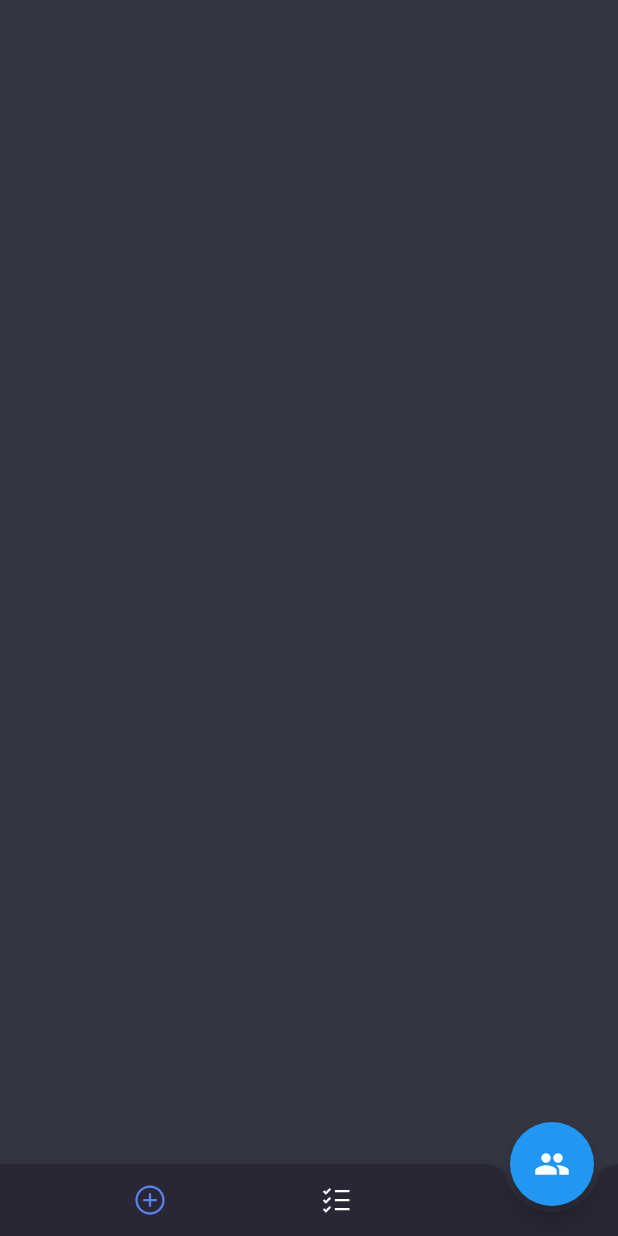
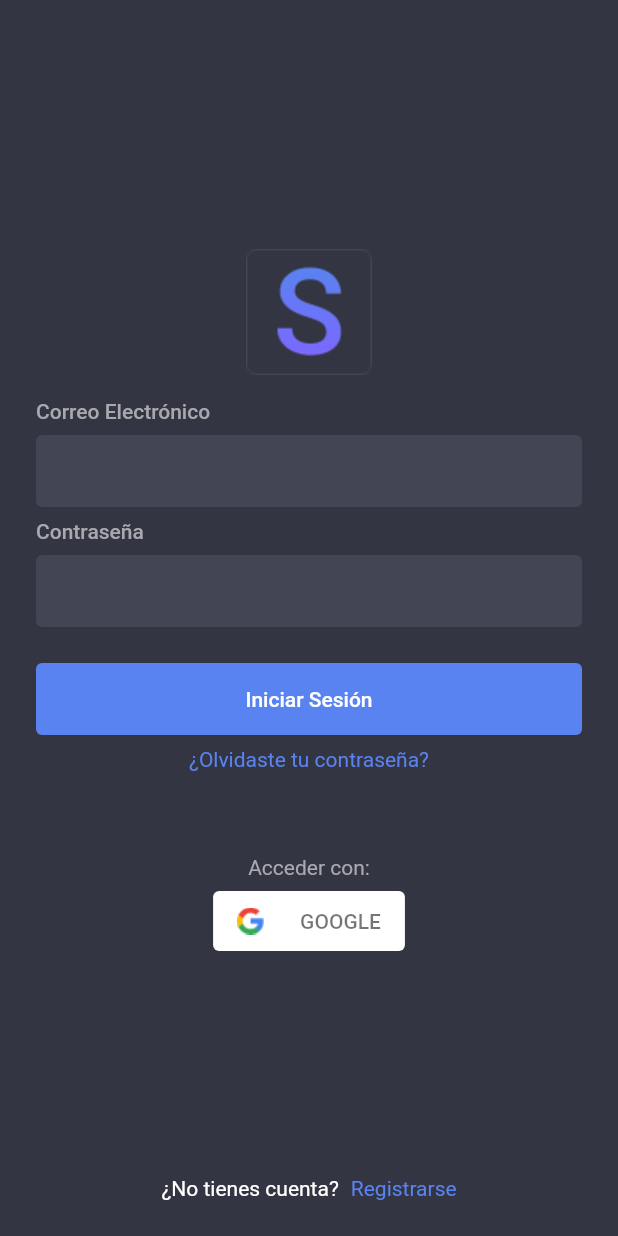
Before and after one commit to Franklinz98/ShoppingForFriends, a Flutter app: the screen it shows after launch, on a phone screen of 412 x 824 dp. Run offline on Flutter 3.47's test engine with Material 2 defaults, Android fonts, the phone set to English and light mode, and no system bars; our stand-ins replace google_fonts, line_icons.

Commit message:
Auth screen UI done

```diff
--- a/lib/app/app.dart
+++ b/lib/app/app.dart
@@ -1,16 +1,25 @@
 import 'package:flutter/material.dart';
+import 'package:flutter/services.dart';
 import 'package:shopping_for_friends/constants/colors.dart';
+import 'package:shopping_for_friends/screens/auth_container.dart';
 import 'package:shopping_for_friends/screens/main_container.dart';
 
 class ShoppingForFriendsApp extends StatelessWidget {
   @override
   Widget build(BuildContext context) {
+    SystemChrome.setPreferredOrientations([
+      DeviceOrientation.portraitUp,
+    ]);
     return MaterialApp(
       title: 'Shopping For Friends',
       theme: ThemeData(
         primaryColor: AppColors.cornflower_blue,
+        floatingActionButtonTheme: FloatingActionButtonThemeData(
+          backgroundColor: AppColors.cornflower_blue,
+        ),
+        scaffoldBackgroundColor: AppColors.tuna
       ),
-      home: MainContainer(),
+      home: AuthContainer(),
     );
   }
 }
--- /dev/null
+++ b/lib/screens/auth_container.dart
@@ -0,0 +1,76 @@
+import 'package:flutter/material.dart';
+import 'package:google_fonts/google_fonts.dart';
+import 'package:shopping_for_friends/constants/colors.dart';
+import 'package:shopping_for_friends/widgets/auth/change_password.dart';
+import 'package:shopping_for_friends/widgets/auth/login.dart';
+import 'package:shopping_for_friends/widgets/auth/signup.dart';
+import 'package:shopping_for_friends/widgets/components/button.dart';
+import 'package:shopping_for_friends/widgets/components/input.dart';
+import 'package:shopping_for_friends/widgets/components/linked_text.dart';
+
+class AuthContainer extends StatefulWidget {
+  final _scaffoldKey = GlobalKey<ScaffoldState>();
+  @override
+  _AuthContainerState createState() => _AuthContainerState();
+}
+
+class _AuthContainerState extends State<AuthContainer> {
+  Widget content;
+
+  void _updateView(int k) {
+    setState(() {
+      switch (k) {
+        case 1:
+          content = SignUp(
+            onLoginShow: () {
+              _updateView(0);
+            },
+            onBackPressed: () {
+              _updateView(0);
+            },
+          );
+          break;
+        case 2:
+          content = ForgottenPassword(
+            onLoginShow: () {
+              _updateView(0);
+            },
+            onBackPressed: () {
+              _updateView(0);
+            },
+          );
+          break;
+        default:
+          content = Login(
+            onSignUpShow: () {
+              _updateView(1);
+            },
+            onForgottenShow: () {
+              _updateView(2);
+            },
+          );
+          break;
+      }
+    });
+  }
+
+  @override
+  void initState() {
+    super.initState();
+    _updateView(0);
+  }
+
+  @override
+  Widget build(BuildContext context) {
+    return SafeArea(
+      child: Scaffold(
+        key: widget._scaffoldKey,
+        body: Padding(
+          padding: const EdgeInsets.all(24.0),
+          child: AnimatedSwitcher(
+              duration: const Duration(milliseconds: 500), child: content),
+        ),
+      ),
+    );
+  }
+}
--- a/lib/screens/main_container.dart
+++ b/lib/screens/main_container.dart
@@ -3,6 +3,7 @@ import 'package:line_icons/line_icons.dart';
 import 'package:shopping_for_friends/constants/colors.dart';
 
 class MainContainer extends StatefulWidget {
+  final _scaffoldKey = GlobalKey<ScaffoldState>();
   @override
   _MainContainerState createState() => _MainContainerState();
 }
@@ -25,7 +26,7 @@ class _MainContainerState extends State<MainContainer> {
   Widget build(BuildContext context) {
     return SafeArea(
       child: Scaffold(
-        backgroundColor: AppColors.tuna,
+        key: widget._scaffoldKey,
         floatingActionButton: _fab,
         floatingActionButtonLocation: FloatingActionButtonLocation.endDocked,
         bottomNavigationBar: BottomAppBar(
--- /dev/null
+++ b/lib/widgets/auth/login.dart
@@ -0,0 +1,218 @@
+import 'package:flutter/material.dart';
+import 'package:google_fonts/google_fonts.dart';
+import 'package:shopping_for_friends/constants/colors.dart';
+import 'package:shopping_for_friends/widgets/components/button.dart';
+import 'package:shopping_for_friends/widgets/components/input.dart';
+import 'package:shopping_for_friends/widgets/components/linked_text.dart';
+
+class Login extends StatelessWidget {
+  final _formKey = GlobalKey<FormState>();
+  final VoidCallback onSignUpShow;
+  final VoidCallback onForgottenShow;
+
+  Login({
+    Key key,
+    @required this.onSignUpShow,
+    @required this.onForgottenShow,
+  }) : super(key: key);
+
+  @override
+  Widget build(BuildContext context) {
+    return Column(
+      crossAxisAlignment: CrossAxisAlignment.stretch,
+      children: <Widget>[
+        Expanded(
+          child: Center(
+            child: SingleChildScrollView(
+              padding: EdgeInsets.symmetric(vertical: 8.0),
+              child: Column(
+                mainAxisAlignment: MainAxisAlignment.center,
+                children: <Widget>[
+                  Form(
+                    key: _formKey,
+                    child: Column(
+                      crossAxisAlignment: CrossAxisAlignment.stretch,
+                      children: <Widget>[
+                        Padding(
+                          padding: const EdgeInsets.only(bottom: 16.0),
+                          child: Image.asset(
+                            'assets/images/logo.png',
+                            height: 84.0,
+                          ),
+                        ),
+                        Text(
+                          "Correo Electrónico",
+                          style: GoogleFonts.roboto(
+                            fontWeight: FontWeight.w500,
+                            fontSize: 14,
+                            color: AppColors.spun_pearl,
+                          ),
+                        ),
+                        SizedBox(
+                          height: 8.0,
+                        ),
+                        Input(
+                          validator: (value) {
+                            if (value.isEmpty) {
+                              return 'Por favor ingrese su correo electrónico';
+                            } else if (!value.contains('@')) {
+                              return 'Por favor ingrese un correo electrónico válido';
+                            }
+                            return null;
+                          },
+                          controller: null,
+                          inputType: TextInputType.emailAddress,
+                        ),
+                        SizedBox(
+                          height: 8.0,
+                        ),
+                        Text(
+                          "Contraseña",
+                          style: GoogleFonts.roboto(
+                            fontWeight: FontWeight.w500,
+                            fontSize: 14,
+                            color: AppColors.spun_pearl,
+                          ),
+                        ),
+                        SizedBox(
+                          height: 8.0,
+                        ),
+                        Input(
+                          validator: (value) {
+                            if (value.isEmpty) {
+                              return 'Por favor ingrese su contraseña';
+                            } else if (value.length < 6) {
+                              return 'La contraseña de tener al menos 6 caracteres';
+                            }
+                            return null;
+                          },
+                          controller: null,
+                          obscureText: true,
+                        ),
+                        SizedBox(
+                          height: 24.0,
+                        ),
+                        Button(
+                          height: 48.0,
+                          color: AppColors.cornflower_blue,
+                          child: Text(
+                            "Iniciar Sesión",
+                            textAlign: TextAlign.center,
+                            style: TextStyle(
+                              fontFamily: "Roboto",
+                              fontWeight: FontWeight.w500,
+                              fontSize: 14,
+                              color: Color(0xffffffff),
+                            ),
+                          ),
+                          onPressed: () {
+                            if (_formKey.currentState.validate()) {
+                              // TODO login stuff
+                            }
+                          },
+                        ),
+                        SizedBox(
+                          height: 8.0,
+                        ),
+                        LinkedText(
+                          text: "¿Olvidaste tu contraseña?",
+                          textStyle: GoogleFonts.roboto(
+                            fontSize: 14,
+                            color: AppColors.cornflower_blue,
+                          ),
+                          onTap: this.onForgottenShow,
+                        ),
+                      ],
+                    ),
+                  ),
+                  SizedBox(
+                    height: 56.0,
+                  ),
+                  _googleButton(
+                    () {},
+                  ),
+                ],
+              ),
+            ),
+          ),
+        ),
+        Padding(
+          padding: const EdgeInsets.only(top: 8.0),
+          child: Row(
+            mainAxisAlignment: MainAxisAlignment.center,
+            children: <Widget>[
+              Text(
+                "¿No tienes cuenta?",
+                textAlign: TextAlign.center,
+                style: GoogleFonts.roboto(
+                  fontSize: 14,
+                  color: Colors.white,
+                ),
+              ),
+              SizedBox(
+                width: 8.0,
+              ),
+              LinkedText(
+                text: "Registrarse",
+                textStyle: GoogleFonts.roboto(
+                  fontSize: 14,
+                  color: AppColors.cornflower_blue,
+                ),
+                onTap: this.onSignUpShow,
+              ),
+            ],
+          ),
+        ),
+      ],
+    );
+  }
+
+  Widget _googleButton(onTap) {
+    return Row(
+      children: <Widget>[
+        Spacer(),
+        Column(
+          children: <Widget>[
+            Text(
+              "Acceder con:",
+              style: GoogleFonts.roboto(
+                fontSize: 14,
+                color: AppColors.spun_pearl,
+              ),
+            ),
+            SizedBox(
+              height: 8.0,
+            ),
+            Button(
+              height: 40.0,
+              color: Colors.white,
+              child: Row(
+                children: <Widget>[
+                  Image.asset(
+                    'assets/images/google_logo.png',
+                    width: 18.0,
+                    height: 18.0,
+                  ),
+                  SizedBox(
+                    width: 24.0,
+                  ),
+                  Text(
+                    "GOOGLE",
+                    textAlign: TextAlign.center,
+                    style: GoogleFonts.roboto(
+                      fontWeight: FontWeight.w500,
+                      fontSize: 14,
+                      color: Color(0xff000000).withOpacity(0.54),
+                    ),
+                  )
+                ],
+              ),
+              onPressed: onTap,
+            ),
+          ],
+        ),
+        Spacer(),
+      ],
+    );
+  }
+}
--- /dev/null
+++ b/lib/widgets/components/button.dart
@@ -0,0 +1,35 @@
+import 'package:flutter/material.dart';
+import 'package:shopping_for_friends/constants/colors.dart';
+
+class Button extends StatelessWidget {
+  final double height;
+  final EdgeInsetsGeometry edgeInsets;
+  final Color color;
+  final Widget child;
+  final VoidCallback onPressed;
+
+  Button(
+      {Key key,
+      @required this.height,
+      @required this.color,
+      @required this.child,
+      @required this.onPressed,
+      this.edgeInsets})
+      : super(key: key);
+
+  @override
+  Widget build(BuildContext context) {
+    return Container(
+      height: this.height,
+      padding: this.edgeInsets,
+      decoration: BoxDecoration(
+        color: this.color,
+        borderRadius: BorderRadius.circular(4.00),
+      ),
+      child: FlatButton(
+        onPressed: this.onPressed,
+        child: this.child,
+      ),
+    );
+  }
+}
--- /dev/null
+++ b/lib/widgets/components/input.dart
@@ -0,0 +1,49 @@
+import 'package:flutter/material.dart';
+import 'package:google_fonts/google_fonts.dart';
+import 'package:shopping_for_friends/constants/colors.dart';
+
+class Input extends StatefulWidget {
+  final Function validator;
+  final TextInputType inputType;
+  final bool obscureText;
+  final TextEditingController controller;
+
+  const Input(
+      {Key key,
+      @required this.validator,
+      @required this.controller,
+      this.inputType,
+      this.obscureText = false})
+      : super(key: key);
+
+  @override
+  _InputState createState() => _InputState();
+}
+
+class _InputState extends State<Input> {
+  @override
+  Widget build(BuildContext context) {
+    return Container(
+      padding: const EdgeInsets.symmetric(
+        horizontal: 16.0,
+      ),
+      decoration: BoxDecoration(
+        color: AppColors.gun_powder,
+        borderRadius: BorderRadius.circular(4.00),
+      ),
+      child: TextFormField(
+        decoration: InputDecoration(
+          border: InputBorder.none,
+        ),
+        style: GoogleFonts.roboto(
+          fontSize: 16,
+          color: AppColors.spun_pearl,
+        ),
+        keyboardType: widget.inputType,
+        obscureText: widget.obscureText,
+        validator: widget.validator,
+        controller: widget.controller,
+      ),
+    );
+  }
+}
--- /dev/null
+++ b/lib/widgets/components/linked_text.dart
@@ -0,0 +1,26 @@
+import 'package:flutter/material.dart';
+
+class LinkedText extends StatelessWidget {
+  final text;
+  final textStyle;
+  final onTap;
+
+  const LinkedText(
+      {Key key,
+      @required this.text,
+      @required this.textStyle,
+      @required this.onTap})
+      : super(key: key);
+
+  @override
+  Widget build(BuildContext context) {
+    return GestureDetector(
+      child: Text(
+        this.text,
+        textAlign: TextAlign.center,
+        style: this.textStyle,
+      ),
+      onTap: this.onTap,
+    );
+  }
+}
```
Also changed, not shown: lib/main.dart (+9 -0 lines), lib/widgets/auth/change_password.dart (added, +113 -0 lines), lib/widgets/auth/signup.dart (added, +178 -0 lines).
